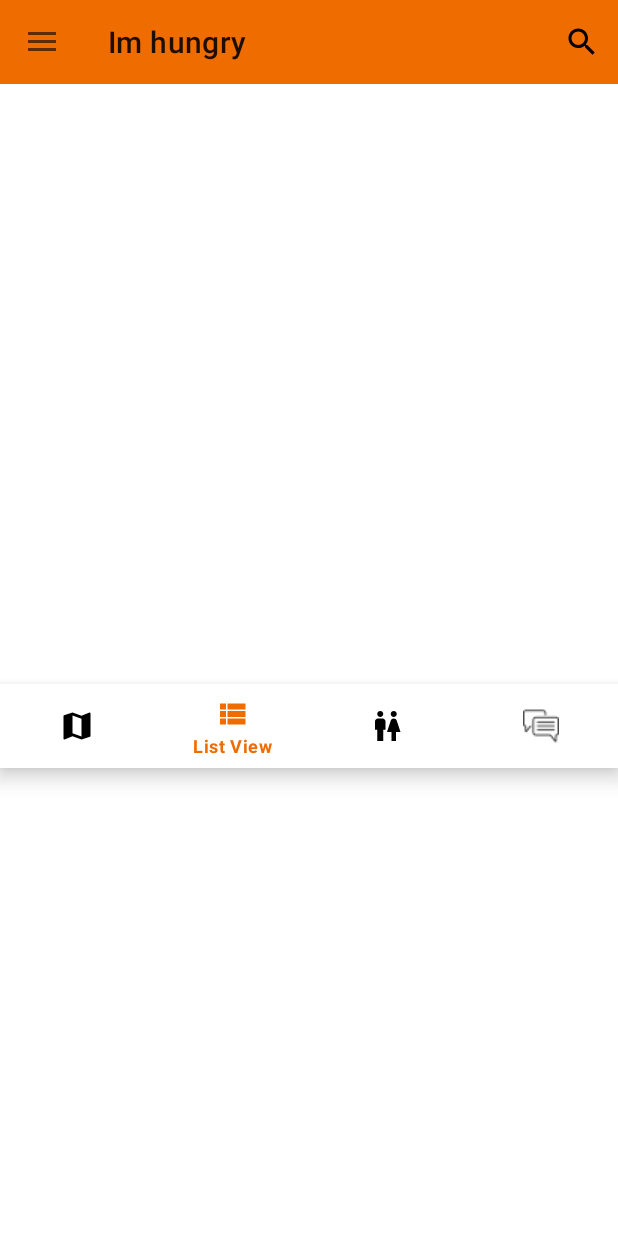
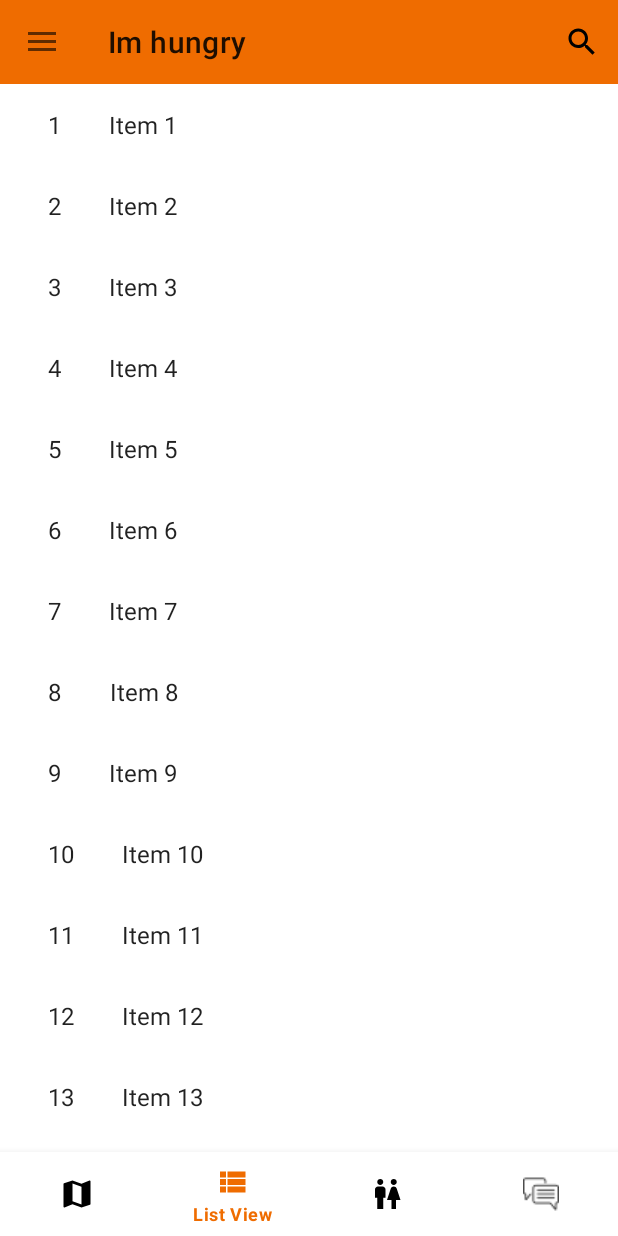
Before and after one commit to coursju/Go4Lunch, an Android app: the screen it shows after launch once a user with an empty profile is signed in (MainActivity), item 2 of the bottom bar chosen, on a phone screen of 412 x 824 dp. Run offline under Robolectric (Android 15) with nearby library versions, the phone set to English and light mode, and no system bars; our stand-ins replace ButterKnife, Firebase (no records; nobody signed in at launch, a user with empty details on screens opened directly); libraries missing offline, so code that uses them is left out: com.firebase.ui; 2 statements that could not run were skipped.

Commit message:
add recyclerview and items for restaurants list and workmates list

```diff
--- a/app/build.gradle
+++ b/app/build.gradle
@@ -33,8 +33,9 @@ dependencies {
 
     implementation 'androidx.appcompat:appcompat:1.2.0'
     implementation 'com.google.android.material:material:1.2.1'
-    implementation 'androidx.constraintlayout:constraintlayout:2.0.3'
+    implementation 'androidx.constraintlayout:constraintlayout:2.0.4'
     implementation 'androidx.recyclerview:recyclerview:1.2.0-alpha06'
+    implementation 'androidx.legacy:legacy-support-v4:1.0.0'
     testImplementation 'junit:junit:4.13.1'
     androidTestImplementation 'androidx.test.ext:junit:1.1.2'
     androidTestImplementation 'androidx.test.espresso:espresso-core:3.3.0'
--- a/app/src/main/AndroidManifest.xml
+++ b/app/src/main/AndroidManifest.xml
@@ -1,6 +1,11 @@
 <?xml version="1.0" encoding="utf-8"?>
 <manifest xmlns:android="http://schemas.android.com/apk/res/android"
     package="com.coursju.go4lunch">
+
+    <uses-permission android:name="android.permission.INTERNET"/>
+    <uses-permission android:name="android.permission.ACCESS_FINE_LOCATION"/>
+    <uses-permission android:name="android.permission.ACCESS_COARSE_LOCATION"/>
+    <uses-permission android:name="android.permission.ACCESS_NETWORK_STATE"/>
 
     <application
         android:allowBackup="true"
--- a/app/src/main/java/com/coursju/go4lunch/controler/MainActivity.java
+++ b/app/src/main/java/com/coursju/go4lunch/controler/MainActivity.java
@@ -156,13 +156,13 @@ public class MainActivity extends BaseActivity implements NavigationView.OnNavig
     private Boolean updateMainFragment(Integer integer){
         switch (integer) {
             case R.id.action_map:
-                getSupportFragmentManager().beginTransaction().replace(R.id.activity_main_framelayout, mMapsFragment).addToBackStack(null).commit();
+                getSupportFragmentManager().beginTransaction().replace(R.id.activity_main_framelayout, mMapsFragment).commit(); //.addToBackStack(null)
                 break;
             case R.id.action_listview:
-                //this.mainFragment.updateDesignWhenUserClickedBottomView(MainFragment.REQUEST_LISTVIEW);
+                getSupportFragmentManager().beginTransaction().replace(R.id.activity_main_framelayout, new RestaurantListFragment()).commit(); //.addToBackStack(null)
                 break;
             case R.id.action_workmates:
-                //this.mainFragment.updateDesignWhenUserClickedBottomView(MainFragment.REQUEST_WORKMATES);
+                getSupportFragmentManager().beginTransaction().replace(R.id.activity_main_framelayout, new WorkmatesListFragment()).commit(); //.addToBackStack(null)
                 break;
             case R.id.action_chat:
                 //this.mainFragment.updateDesignWhenUserClickedBottomView(MainFragment.REQUEST_CHAT);
@@ -172,6 +172,8 @@ public class MainActivity extends BaseActivity implements NavigationView.OnNavig
     }
 
     private void placesInitialisation(){
+        getSupportFragmentManager().beginTransaction().replace(R.id.activity_main_framelayout, mMapsFragment).commit(); //.addToBackStack(null)
+
         Places.initialize(getApplicationContext(), apiKey);
 
         PlacesClient placesClient = Places.createClient(this);
--- /dev/null
+++ b/app/src/main/java/com/coursju/go4lunch/controler/MyRestaurantListRecyclerViewAdapter.java
@@ -0,0 +1,64 @@
+package com.coursju.go4lunch.controler;
+
+import androidx.recyclerview.widget.RecyclerView;
+
+import android.view.LayoutInflater;
+import android.view.View;
+import android.view.ViewGroup;
+import android.widget.TextView;
+
+import com.coursju.go4lunch.R;
+import com.coursju.go4lunch.controler.dummy.DummyContent.DummyItem;
+
+import java.util.List;
+
+/**
+ * {@link RecyclerView.Adapter} that can display a {@link DummyItem}.
+ * TODO: Replace the implementation with code for your data type.
+ */
+public class MyRestaurantListRecyclerViewAdapter extends RecyclerView.Adapter<MyRestaurantListRecyclerViewAdapter.ViewHolder> {
+
+    private final List<DummyItem> mValues;
+
+    public MyRestaurantListRecyclerViewAdapter(List<DummyItem> items) {
+        mValues = items;
+    }
+
+    @Override
+    public ViewHolder onCreateViewHolder(ViewGroup parent, int viewType) {
+        View view = LayoutInflater.from(parent.getContext())
+                .inflate(R.layout.fragment_restaurant_list_item, parent, false);
+        return new ViewHolder(view);
+    }
+
+    @Override
+    public void onBindViewHolder(final ViewHolder holder, int position) {
+        holder.mItem = mValues.get(position);
+        holder.mIdView.setText(mValues.get(position).id);
+        holder.mContentView.setText(mValues.get(position).content);
+    }
+
+    @Override
+    public int getItemCount() {
+        return mValues.size();
+    }
+
+    public class ViewHolder extends RecyclerView.ViewHolder {
+        public final View mView;
+        public final TextView mIdView;
+        public final TextView mContentView;
+        public DummyItem mItem;
+
+        public ViewHolder(View view) {
+            super(view);
+            mView = view;
+            mIdView = (TextView) view.findViewById(R.id.item_number);
+            mContentView = (TextView) view.findViewById(R.id.content);
+        }
+
+        @Override
+        public String toString() {
+            return super.toString() + " '" + mContentView.getText() + "'";
+        }
+    }
+}
--- /dev/null
+++ b/app/src/main/java/com/coursju/go4lunch/controler/RestaurantListFragment.java
@@ -0,0 +1,72 @@
+package com.coursju.go4lunch.controler;
+
+import android.content.Context;
+import android.os.Bundle;
+
+import androidx.fragment.app.Fragment;
+import androidx.recyclerview.widget.GridLayoutManager;
+import androidx.recyclerview.widget.LinearLayoutManager;
+import androidx.recyclerview.widget.RecyclerView;
+
+import android.view.LayoutInflater;
+import android.view.View;
+import android.view.ViewGroup;
+
+import com.coursju.go4lunch.R;
+import com.coursju.go4lunch.controler.dummy.DummyContent;
+
+/**
+ * A fragment representing a list of Items.
+ */
+public class RestaurantListFragment extends Fragment {
+
+    // TODO: Customize parameter argument names
+    private static final String ARG_COLUMN_COUNT = "column-count";
+    // TODO: Customize parameters
+    private int mColumnCount = 1;
+
+    /**
+     * Mandatory empty constructor for the fragment manager to instantiate the
+     * fragment (e.g. upon screen orientation changes).
+     */
+    public RestaurantListFragment() {
+    }
+
+    // TODO: Customize parameter initialization
+    @SuppressWarnings("unused")
+    public static RestaurantListFragment newInstance(int columnCount) {
+        RestaurantListFragment fragment = new RestaurantListFragment();
+        Bundle args = new Bundle();
+        args.putInt(ARG_COLUMN_COUNT, columnCount);
+        fragment.setArguments(args);
+        return fragment;
+    }
+
+    @Override
+    public void onCreate(Bundle savedInstanceState) {
+        super.onCreate(savedInstanceState);
+
+        if (getArguments() != null) {
+            mColumnCount = getArguments().getInt(ARG_COLUMN_COUNT);
+        }
+    }
+
+    @Override
+    public View onCreateView(LayoutInflater inflater, ViewGroup container,
+                             Bundle savedInstanceState) {
+        View view = inflater.inflate(R.layout.fragment_restaurant_list, container, false);
+
+        // Set the adapter
+        if (view instanceof RecyclerView) {
+            Context context = view.getContext();
+            RecyclerView recyclerView = (RecyclerView) view;
+            if (mColumnCount <= 1) {
+                recyclerView.setLayoutManager(new LinearLayoutManager(context));
+            } else {
+                recyclerView.setLayoutManager(new GridLayoutManager(context, mColumnCount));
+            }
+            recyclerView.setAdapter(new MyRestaurantListRecyclerViewAdapter(DummyContent.ITEMS));
+        }
+        return view;
+    }
+}
--- /dev/null
+++ b/app/src/main/java/com/coursju/go4lunch/controler/dummy/DummyContent.java
@@ -0,0 +1,72 @@
+package com.coursju.go4lunch.controler.dummy;
+
+import java.util.ArrayList;
+import java.util.HashMap;
+import java.util.List;
+import java.util.Map;
+
+/**
+ * Helper class for providing sample content for user interfaces created by
+ * Android template wizards.
+ * <p>
+ * TODO: Replace all uses of this class before publishing your app.
+ */
+public class DummyContent {
+
+    /**
+     * An array of sample (dummy) items.
+     */
+    public static final List<DummyItem> ITEMS = new ArrayList<DummyItem>();
+
+    /**
+     * A map of sample (dummy) items, by ID.
+     */
+    public static final Map<String, DummyItem> ITEM_MAP = new HashMap<String, DummyItem>();
+
+    private static final int COUNT = 25;
+
+    static {
+        // Add some sample items.
+        for (int i = 1; i <= COUNT; i++) {
+            addItem(createDummyItem(i));
+        }
+    }
+
+    private static void addItem(DummyItem item) {
+        ITEMS.add(item);
+        ITEM_MAP.put(item.id, item);
+    }
+
+    private static DummyItem createDummyItem(int position) {
+        return new DummyItem(String.valueOf(position), "Item " + position, makeDetails(position));
+    }
+
+    private static String makeDetails(int position) {
+        StringBuilder builder = new StringBuilder();
+        builder.append("Details about Item: ").append(position);
+        for (int i = 0; i < position; i++) {
+            builder.append("\nMore details information here.");
+        }
+        return builder.toString();
+    }
+
+    /**
+     * A dummy item representing a piece of content.
+     */
+    public static class DummyItem {
+        public final String id;
+        public final String content;
+        public final String details;
+
+        public DummyItem(String id, String content, String details) {
+            this.id = id;
+            this.content = content;
+            this.details = details;
+        }
+
+        @Override
+        public String toString() {
+            return content;
+        }
+    }
+}
--- a/app/src/main/res/layout/activity_main.xml
+++ b/app/src/main/res/layout/activity_main.xml
@@ -70,20 +70,33 @@
             </RelativeLayout>
         </RelativeLayout>
 
+        <androidx.constraintlayout.widget.ConstraintLayout
+            android:layout_width="match_parent"
+            android:layout_height="match_parent">
+
             <FrameLayout
                 android:id="@+id/activity_main_framelayout"
                 android:layout_width="match_parent"
-            android:layout_height="400dp" />
-
+                android:layout_height="0dp"
+                app:layout_constraintBottom_toTopOf="@+id/bottom_nav"
+                app:layout_constraintEnd_toEndOf="parent"
+                app:layout_constraintStart_toStartOf="parent"
+                app:layout_constraintTop_toTopOf="parent" />
 
             <com.google.android.material.bottomnavigation.BottomNavigationView
                 android:id="@+id/bottom_nav"
                 android:layout_width="match_parent"
                 android:layout_height="wrap_content"
+                android:layout_gravity="bottom"
                 android:background="@color/white"
                 app:itemIconTint="@drawable/bottom_navigation_colors"
                 app:itemTextColor="@drawable/bottom_navigation_colors"
+                app:layout_constraintBottom_toBottomOf="parent"
+                app:layout_constraintEnd_toEndOf="parent"
+                app:layout_constraintStart_toStartOf="parent"
                 app:menu="@menu/menu_bottom_nav" />
+
+        </androidx.constraintlayout.widget.ConstraintLayout>
 
 
     </LinearLayout>
--- /dev/null
+++ b/app/src/main/res/layout/fragment_restaurant_list.xml
@@ -0,0 +1,13 @@
+<?xml version="1.0" encoding="utf-8"?>
+<androidx.recyclerview.widget.RecyclerView xmlns:android="http://schemas.android.com/apk/res/android"
+    xmlns:app="http://schemas.android.com/apk/res-auto"
+    xmlns:tools="http://schemas.android.com/tools"
+    android:id="@+id/list"
+    android:name="com.coursju.go4lunch.controler.RestaurantListFragment"
+    android:layout_width="match_parent"
+    android:layout_height="match_parent"
+    android:layout_marginLeft="16dp"
+    android:layout_marginRight="16dp"
+    app:layoutManager="LinearLayoutManager"
+    tools:context=".controler.RestaurantListFragment"
+    tools:listitem="@layout/fragment_restaurant_list_item" />
--- /dev/null
+++ b/app/src/main/res/layout/fragment_restaurant_list_item.xml
@@ -0,0 +1,22 @@
+<?xml version="1.0" encoding="utf-8"?>
+<LinearLayout xmlns:android="http://schemas.android.com/apk/res/android"
+    android:layout_width="wrap_content"
+    android:layout_height="wrap_content"
+    android:orientation="horizontal">
+
+    <TextView
+        android:id="@+id/item_number"
+        android:layout_width="wrap_content"
+        android:layout_height="wrap_content"
+        android:layout_margin="@dimen/text_margin"
+        android:text="TEST TEST"
+        android:textAppearance="?attr/textAppearanceListItem" />
+
+    <TextView
+        android:id="@+id/content"
+        android:layout_width="wrap_content"
+        android:layout_height="wrap_content"
+        android:layout_margin="@dimen/text_margin"
+        android:text="SUB test test"
+        android:textAppearance="?attr/textAppearanceListItem" />
+</LinearLayout>
--- /dev/null
+++ b/app/src/main/res/values/dimens.xml
@@ -0,0 +1,4 @@
+<?xml version="1.0" encoding="utf-8"?>
+<resources>
+    <dimen name="text_margin">16dp</dimen>
+</resources>
```
Also changed, not shown: app/src/main/java/com/coursju/go4lunch/controler/MapsFragment.java (+61 -5 lines), app/src/main/java/com/coursju/go4lunch/controler/MyWorkmatesListRecyclerViewAdapter.java (added, +64 -0 lines), app/src/main/java/com/coursju/go4lunch/controler/WorkmatesListFragment.java (added, +72 -0 lines), app/src/main/res/layout/fragment_workmates_list.xml (added, +13 -0 lines), app/src/main/res/layout/fragment_workmates_list_item.xml (added, +20 -0 lines). Lines whose indentation alone changed are shown as unchanged.
